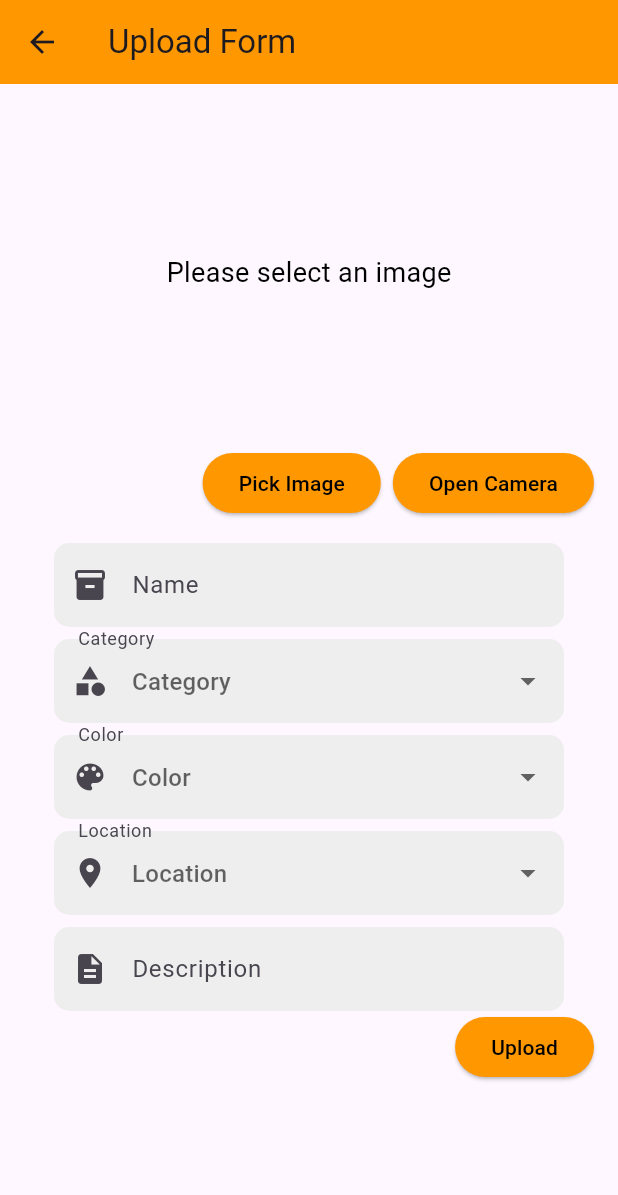
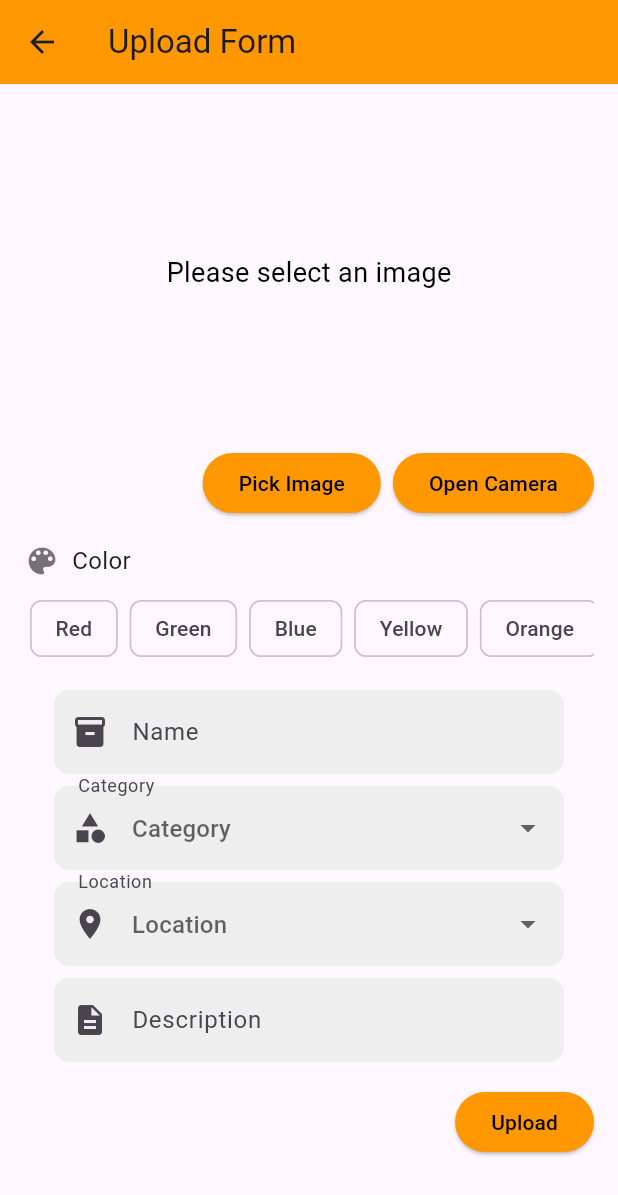
Before and after one commit to GraceKasita/ClaimIt-LostAndFoundApp, a Flutter app: the AdminHome screen opened directly, item 2 of the bottom bar chosen, on a phone screen of 412 x 824 dp. Shown: the top 1195 px of the screen. Run offline on Flutter 3.47's test engine with Material 3 defaults, Android fonts, the light colour scheme and no system bars; our stand-ins replace flutter_slidable, image_picker, sqflite, toast; missing offline and left inert: mailer; accounts and stored records are empty.

Commit message:
color multi-select

```diff
--- a/lib/Screens/UploadForm.dart
+++ b/lib/Screens/UploadForm.dart
@@ -12,31 +12,24 @@ import '../ui_helper/genTextFormField.dart';
 
 class UploadForm extends StatefulWidget {
   final ItemPoster itemPoster;
-  UploadForm({super.key, required this.itemPoster});
+  UploadForm({Key? key, required this.itemPoster}) : super(key: key);
   @override
   _UploadFormState createState() => _UploadFormState();
 }
 
 class _UploadFormState extends State<UploadForm> {
-  String? selectedColor;
+  List<String> selectedColors = [];
   String? selectedCategory;
   String? selectedLocation;
   String name = '';
   String description = '';
 
   final _conName = TextEditingController();
-  final _conColor = TextEditingController();
   final _conLocation = TextEditingController();
   final _conCategory = TextEditingController();
   final _conDescription = TextEditingController();
 
   File? _selectedImage;
-
-  void updateTextField(String newText) {
-    setState(() {
-      _conName.text = newText;
-    });
-  }
 
   @override
   Widget build(BuildContext context) {
@@ -98,6 +91,28 @@ class _UploadFormState extends State<UploadForm> {
                 ],
               ),
               SizedBox(height: 16),
+              Row(
+                children: [
+                  Icon(
+                    Icons.color_lens,
+                    color: Colors.black54,
+                  ),
+                  SizedBox(width: 8),
+                  Text(
+                    'Color',
+                    style: TextStyle(fontSize: 16),
+                  ),
+                ],
+              ),
+              SizedBox(height: 8),
+              Container(
+                height: 50,
+                child: ListView(
+                  scrollDirection: Axis.horizontal,
+                  children: getColorCheckboxes(),
+                ),
+              ),
+              SizedBox(height: 16),
               getTextFormField(
                 controller: _conName,
                 hintName: 'Name',
@@ -120,31 +135,6 @@ class _UploadFormState extends State<UploadForm> {
                   });
                 },
                 value: selectedCategory,
-              ),
-              SizedBox(height: 8),
-              getDropdownFormField(
-                hintName: 'Color',
-                items: [
-                  'Red',
-                  'Green',
-                  'Blue',
-                  'Yellow',
-                  'Orange',
-                  'Purple',
-                  'Pink',
-                  'Brown',
-                  'Black',
-                  'White',
-                  'Gray',
-                  'Other'
-                ],
-                icon: Icons.color_lens,
-                onChanged: (value) {
-                  setState(() {
-                    selectedColor = value;
-                  });
-                },
-                value: selectedColor,
               ),
               SizedBox(height: 8),
               getDropdownFormField(
@@ -173,6 +163,7 @@ class _UploadFormState extends State<UploadForm> {
                 hintName: 'Description',
                 icon: Icons.description,
               ),
+              SizedBox(height: 16),
               Row(
                 mainAxisAlignment: MainAxisAlignment.end,
                 children: [
@@ -197,13 +188,48 @@ class _UploadFormState extends State<UploadForm> {
     );
   }
 
+  List<Widget> getColorCheckboxes() {
+    return [
+      for (var color in [
+        'Red',
+        'Green',
+        'Blue',
+        'Yellow',
+        'Orange',
+        'Purple',
+        'Pink',
+        'Brown',
+        'Black',
+        'White',
+        'Gray',
+        'Other'
+      ])
+        Padding(
+          padding: const EdgeInsets.symmetric(horizontal: 4.0),
+          child: FilterChip(
+            label: Text(color),
+            selected: selectedColors.contains(color),
+            onSelected: (bool selected) {
+              setState(() {
+                if (selected) {
+                  selectedColors.add(color);
+                } else {
+                  selectedColors.remove(color);
+                }
+              });
+            },
+          ),
+        ),
+    ];
+  }
+
   Future<void> _uploadItem() async {
     if (_selectedImage == null ||
         selectedCategory == null ||
-        selectedColor == null ||
         selectedLocation == null ||
         _conName.text.isEmpty ||
-        _conDescription.text.isEmpty) {
+        _conDescription.text.isEmpty ||
+        selectedColors.isEmpty) {
       // Display an error message or alert the user about missing information
       return;
     }
@@ -213,7 +239,7 @@ class _UploadFormState extends State<UploadForm> {
     Item item = Item(
       name: _conName.text,
       category: selectedCategory,
-      color: selectedColor,
+      color: selectedColors.join(', '), // Joining selected colors into a string
       location: selectedLocation,
       description: _conDescription.text,
       imagePath: _selectedImage!.path,
@@ -267,7 +293,7 @@ class _UploadFormState extends State<UploadForm> {
             0, cleanedDetectedObject.length - 1);
 
         print('Detected Object: $cleanedDetectedObject');
-        updateTextField(cleanedDetectedObject);
+        _conName.text = cleanedDetectedObject; // Update name field
       } else {
         print('No image selected.');
       }
@@ -294,7 +320,7 @@ class _UploadFormState extends State<UploadForm> {
             0, cleanedDetectedObject.length - 1);
 
         print('Detected Object: $cleanedDetectedObject');
-        updateTextField(cleanedDetectedObject);
+        _conName.text = cleanedDetectedObject; // Update name field
       } else {
         print('No image selected from camera.');
       }
--- a/lib/backend/API.dart
+++ b/lib/backend/API.dart
@@ -14,7 +14,7 @@ class APIService {
 
   Future<String> getSimilarityScore(
       String image1Path, String image2Path) async {
-    var uri = Uri.parse("http://192.168.232.248:8000/get_similarity_score");
+    var uri = Uri.parse("http://192.168.193.248:8000/get_similarity_score");
     var request = http.MultipartRequest("POST", uri);
 
     var image1File = await http.MultipartFile.fromPath('image1', image1Path);
@@ -30,7 +30,7 @@ class APIService {
   }
 
   Future<String> getDetected(String image1Path) async {
-    var uri = Uri.parse("http://192.168.232.248:8000/get_detected");
+    var uri = Uri.parse("http://192.168.193.248:8000/get_detected");
     var request = http.MultipartRequest("POST", uri);
 
     var image1File = await http.MultipartFile.fromPath('image', image1Path);
--- a/lib/backend/ItemManager.dart
+++ b/lib/backend/ItemManager.dart
@@ -98,4 +98,10 @@ class ItemManager implements ItemPoster {
         await dbHelper.getNameAndEmailFromFoundItem(item);
     return result;
   }
+
+  Future<Map<String, String>?> getLostItemOwner(Item item) async {
+    DbHelper dbHelper = DbHelper();
+    Map<String, String>? result = await dbHelper.getLostItemOwnerDetails(item);
+    return result;
+  }
 }
```
Also changed, not shown: lib/Screens/LostItemPage.dart (+59 -4 lines), lib/backend/DbHelper.dart (+41 -2 lines).
